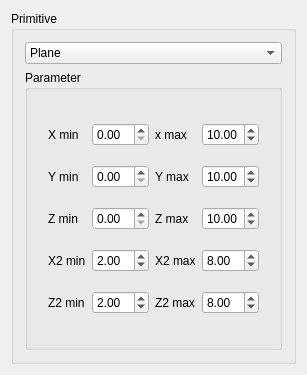
berndhahnebach/All_FreeCAD, file src/Mod/Part/Gui/DlgPrimitives.ui: the form before one commit.
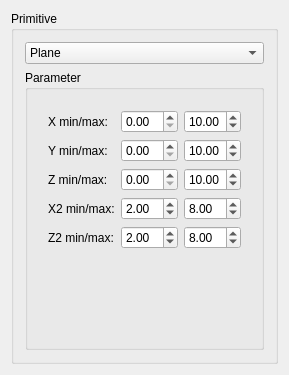
The form after the commit. The open tabs and pages were chosen to show the change.

Commit message: + implement primitive dialog as task panel

Diff of the .ui file:
```diff
--- a/src/Mod/Part/Gui/DlgPrimitives.ui
+++ b/src/Mod/Part/Gui/DlgPrimitives.ui
@@ -6,8 +6,8 @@
    <rect>
     <x>0</x>
     <y>0</y>
-    <width>258</width>
-    <height>331</height>
+    <width>285</width>
+    <height>370</height>
    </rect>
   </property>
   <property name="windowTitle">
@@ -953,26 +953,34 @@
             </layout>
            </widget>
            <widget class="QWidget" name="page7_wedge">
+            <layout class="QGridLayout" name="gridLayout_8">
+             <item row="0" column="0">
             <layout class="QGridLayout" name="gridLayout_2">
              <item row="0" column="0">
               <widget class="QLabel" name="label_10">
                <property name="text">
-                <string>X min</string>
+                  <string>X min/max:</string>
                </property>
               </widget>
              </item>
              <item row="0" column="1">
-              <widget class="QDoubleSpinBox" name="wedgeXmin"/>
+                <widget class="QDoubleSpinBox" name="wedgeXmin">
+                 <property name="sizePolicy">
+                  <sizepolicy hsizetype="Maximum" vsizetype="Fixed">
+                   <horstretch>0</horstretch>
+                   <verstretch>0</verstretch>
+                  </sizepolicy>
+                 </property>
+                </widget>
              </item>
              <item row="0" column="2">
-              <widget class="QLabel" name="label_15">
-               <property name="text">
-                <string>x max</string>
-               </property>
-              </widget>
-             </item>
-             <item row="0" column="3">
               <widget class="QDoubleSpinBox" name="wedgeXmax">
+                 <property name="sizePolicy">
+                  <sizepolicy hsizetype="Maximum" vsizetype="Fixed">
+                   <horstretch>0</horstretch>
+                   <verstretch>0</verstretch>
+                  </sizepolicy>
+                 </property>
                <property name="value">
                 <double>10.000000000000000</double>
                </property>
@@ -981,22 +989,28 @@
              <item row="1" column="0">
               <widget class="QLabel" name="label_11">
                <property name="text">
-                <string>Y min</string>
+                  <string>Y min/max:</string>
                </property>
               </widget>
              </item>
              <item row="1" column="1">
-              <widget class="QDoubleSpinBox" name="wedgeYmin"/>
+                <widget class="QDoubleSpinBox" name="wedgeYmin">
+                 <property name="sizePolicy">
+                  <sizepolicy hsizetype="Maximum" vsizetype="Fixed">
+                   <horstretch>0</horstretch>
+                   <verstretch>0</verstretch>
+                  </sizepolicy>
+                 </property>
+                </widget>
              </item>
              <item row="1" column="2">
-              <widget class="QLabel" name="label_16">
-               <property name="text">
-                <string>Y max</string>
-               </property>
-              </widget>
-             </item>
-             <item row="1" column="3">
               <widget class="QDoubleSpinBox" name="wedgeYmax">
+                 <property name="sizePolicy">
+                  <sizepolicy hsizetype="Maximum" vsizetype="Fixed">
+                   <horstretch>0</horstretch>
+                   <verstretch>0</verstretch>
+                  </sizepolicy>
+                 </property>
                <property name="value">
                 <double>10.000000000000000</double>
                </property>
@@ -1005,22 +1019,28 @@
              <item row="2" column="0">
               <widget class="QLabel" name="label_12">
                <property name="text">
-                <string>Z min</string>
+                  <string>Z min/max:</string>
                </property>
               </widget>
              </item>
              <item row="2" column="1">
-              <widget class="QDoubleSpinBox" name="wedgeZmin"/>
+                <widget class="QDoubleSpinBox" name="wedgeZmin">
+                 <property name="sizePolicy">
+                  <sizepolicy hsizetype="Maximum" vsizetype="Fixed">
+                   <horstretch>0</horstretch>
+                   <verstretch>0</verstretch>
+                  </sizepolicy>
+                 </property>
+                </widget>
              </item>
              <item row="2" column="2">
-              <widget class="QLabel" name="label_17">
-               <property name="text">
-                <string>Z max</string>
-               </property>
-              </widget>
-             </item>
-             <item row="2" column="3">
               <widget class="QDoubleSpinBox" name="wedgeZmax">
+                 <property name="sizePolicy">
+                  <sizepolicy hsizetype="Maximum" vsizetype="Fixed">
+                   <horstretch>0</horstretch>
+                   <verstretch>0</verstretch>
+                  </sizepolicy>
+                 </property>
                <property name="value">
                 <double>10.000000000000000</double>
                </property>
@@ -1029,26 +1049,31 @@
              <item row="3" column="0">
               <widget class="QLabel" name="label_13">
                <property name="text">
-                <string>X2 min</string>
+                  <string>X2 min/max:</string>
                </property>
               </widget>
              </item>
              <item row="3" column="1">
               <widget class="QDoubleSpinBox" name="wedgeX2min">
+                 <property name="sizePolicy">
+                  <sizepolicy hsizetype="Maximum" vsizetype="Fixed">
+                   <horstretch>0</horstretch>
+                   <verstretch>0</verstretch>
+                  </sizepolicy>
+                 </property>
                <property name="value">
                 <double>2.000000000000000</double>
                </property>
               </widget>
              </item>
              <item row="3" column="2">
-              <widget class="QLabel" name="label_18">
-               <property name="text">
-                <string>X2 max</string>
-               </property>
-              </widget>
-             </item>
-             <item row="3" column="3">
               <widget class="QDoubleSpinBox" name="wedgeX2max">
+                 <property name="sizePolicy">
+                  <sizepolicy hsizetype="Maximum" vsizetype="Fixed">
+                   <horstretch>0</horstretch>
+                   <verstretch>0</verstretch>
+                  </sizepolicy>
+                 </property>
                <property name="value">
                 <double>8.000000000000000</double>
                </property>
@@ -1057,30 +1082,50 @@
              <item row="4" column="0">
               <widget class="QLabel" name="label_14">
                <property name="text">
-                <string>Z2 min</string>
+                  <string>Z2 min/max:</string>
                </property>
               </widget>
              </item>
              <item row="4" column="1">
               <widget class="QDoubleSpinBox" name="wedgeZ2min">
+                 <property name="sizePolicy">
+                  <sizepolicy hsizetype="Maximum" vsizetype="Fixed">
+                   <horstretch>0</horstretch>
+                   <verstretch>0</verstretch>
+                  </sizepolicy>
+                 </property>
                <property name="value">
                 <double>2.000000000000000</double>
                </property>
               </widget>
              </item>
              <item row="4" column="2">
-              <widget class="QLabel" name="label_19">
-               <property name="text">
-                <string>Z2 max</string>
-               </property>
-              </widget>
-             </item>
-             <item row="4" column="3">
               <widget class="QDoubleSpinBox" name="wedgeZ2max">
+                 <property name="sizePolicy">
+                  <sizepolicy hsizetype="Maximum" vsizetype="Fixed">
+                   <horstretch>0</horstretch>
+                   <verstretch>0</verstretch>
+                  </sizepolicy>
+                 </property>
                <property name="value">
                 <double>8.000000000000000</double>
                </property>
               </widget>
+               </item>
+              </layout>
+             </item>
+             <item row="1" column="0">
+              <spacer name="verticalSpacer_2">
+               <property name="orientation">
+                <enum>Qt::Vertical</enum>
+               </property>
+               <property name="sizeHint" stdset="0">
+                <size>
+                 <width>20</width>
+                 <height>81</height>
+                </size>
+               </property>
+              </spacer>
              </item>
             </layout>
            </widget>
```
Left out of the diff: 84 changed lines with no effect on the pictures. Lines whose indentation alone changed are shown as unchanged. The commit also changes 4 other files.
